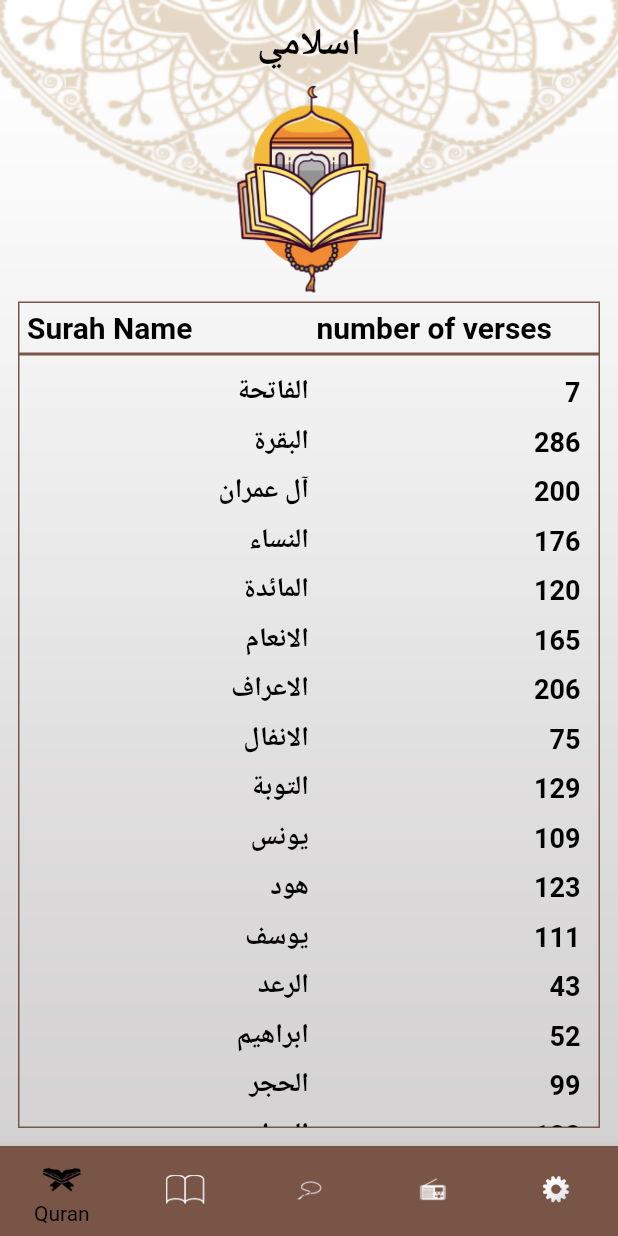
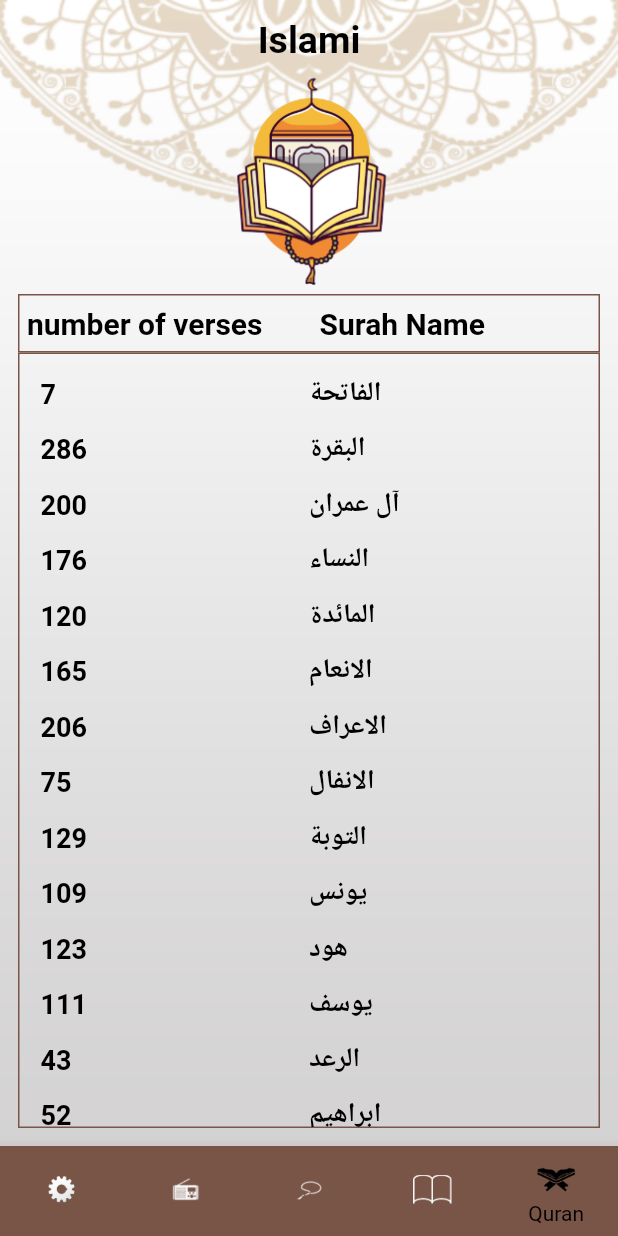
Before and after one commit to nadahkhaledd/quran, a Flutter app: the screen it shows after launch, item 5 of the bottom bar chosen, on a phone screen of 412 x 824 dp. Run offline on Flutter 3.47's test engine with Material 2 defaults, Android fonts, the phone set to English and light mode, and no system bars; generated files the repository leaves out were written again.

Commit message:
added localization in arabic

```diff
--- a/lib/AhadeethContent.dart
+++ b/lib/AhadeethContent.dart
@@ -2,7 +2,7 @@ import 'package:flutter/cupertino.dart';
 import 'package:flutter/material.dart';
 import 'package:flutter_gen/gen_l10n/app_localizations.dart';
 
-
+import 'package:flutter_gen/gen_l10n/app_localizations.dart';
 import 'package:flutter/services.dart' show rootBundle;
 import 'dart:async';
 
--- a/lib/AhadeethMenu.dart
+++ b/lib/AhadeethMenu.dart
@@ -1,4 +1,3 @@
-
 import 'package:flutter/cupertino.dart';
 import 'package:flutter/material.dart';
 import 'package:quran/AhadeethContent.dart';
--- a/lib/ListOfSurahNames.dart
+++ b/lib/ListOfSurahNames.dart
@@ -1,7 +1,9 @@
 import 'package:flutter/cupertino.dart';
 import 'package:flutter/material.dart';
 import 'package:quran/surahContent.dart';
+
 import 'package:flutter_gen/gen_l10n/app_localizations.dart';
+import 'package:flutter/services.dart' show rootBundle;
 
 class ListOfSurahNames extends StatefulWidget {
   static const routeName = 'SurahNames';
@@ -191,7 +193,7 @@ class _ListOfSurahNamesState extends State<ListOfSurahNames> {
                    Expanded(
                         child: Container(
                           padding: const EdgeInsets.all(5.0),
-                          alignment: AlignmentDirectional.centerEnd,
+                          alignment: AlignmentDirectional.centerStart,
                           child: Text(AppLocalizations.of(context)!.verses,
                               style: TextStyle(
                                   color: Colors.black,
@@ -202,8 +204,8 @@ class _ListOfSurahNamesState extends State<ListOfSurahNames> {
 
                    Expanded(
                         child: Container(
-                          padding: const EdgeInsets.all(5.0),
-                          alignment: AlignmentDirectional.centerEnd,
+                          padding: const EdgeInsets.all(7.0),
+                          alignment: AlignmentDirectional.centerStart,
                           child: Text(AppLocalizations.of(context)!.surahName,
                               style: TextStyle(
                                   color: Colors.black,
@@ -231,7 +233,7 @@ class _ListOfSurahNamesState extends State<ListOfSurahNames> {
                       itemBuilder: (BuildContext context, int index) {
                         return GestureDetector(
                             child: Container(
-                                padding: const EdgeInsets.all(4.0),
+                                padding: const EdgeInsets.all(6.0),
                                 //alignment: AlignmentDirectional.centerEnd,
                                 child: Row(
                                   mainAxisAlignment: MainAxisAlignment.end,
--- a/lib/Sebha.dart
+++ b/lib/Sebha.dart
@@ -115,7 +115,7 @@ class _MyAppState extends State<Sebha> with TickerProviderStateMixin {
                             //alignment: Alignment.topRight,
                             child: Image(
 
-                              // alignment:Alignment.topCenter,
+                              //alignment:Alignment.topCenter,
                               image:AssetImage('assets/icons/head of seb7a.png') ,)),
                       ),
                       Container(
--- a/lib/Setting.dart
+++ b/lib/Setting.dart
@@ -1,5 +1,6 @@
 import 'package:flutter/material.dart';
 import 'package:flutter_gen/gen_l10n/app_localizations.dart';
+import 'package:provider/provider.dart';
 import 'package:quran/appconfig.dart';
 
 
@@ -11,7 +12,8 @@ class Setting extends StatefulWidget {
 }
 
 class _SettingState extends State<Setting> {
-  late appConfig provider;
+  late appConfig provider ; //= Provider.of<appConfig>();
+
   void LanguageMenu()
   {
       showModalBottomSheet(
--- a/lib/appconfig.dart
+++ b/lib/appconfig.dart
@@ -1,23 +1,24 @@
 import 'package:flutter/material.dart';
 
 class appConfig extends ChangeNotifier {
+  appConfig(){}
   ThemeMode themeMode = ThemeMode.dark;
-  String currentLanguage = 'ar';
+ // Locale locale = Locale.fromSubtags(languageCode: 'en');
+  String currentLanguage = 'en';
   void toggleTheme() {
     if (themeMode == ThemeMode.light)
       themeMode = ThemeMode.dark;
     else
       themeMode = ThemeMode.light;
-    notifyListeners() ;
-  }
-  bool isDarkMode()
-  {
-    return themeMode==ThemeMode.dark;
+    notifyListeners();
   }
 
-  void changeLanguage(String language)
-  {
-    if(currentLanguage == language) return;
+  bool isDarkMode() {
+    return themeMode == ThemeMode.dark;
+  }
+
+  void changeLanguage(String language) {
+    if (currentLanguage == language) return;
     currentLanguage = language;
     notifyListeners();
   }
```
Also changed, not shown: lib/l10n/app_ar.arb (+14 -1 lines), lib/surahContent.dart (+10 -2 lines), pubspec.lock. Lines whose indentation alone changed are shown as unchanged.
